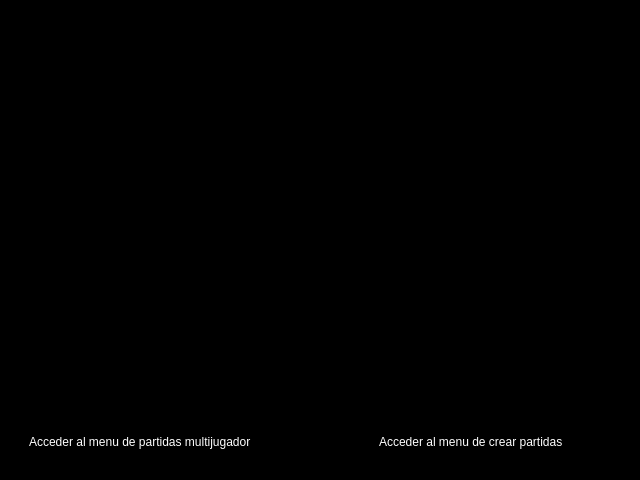
Qt form client/vista/menu_principal.ui (AlanValdevenito/Worms) before a commit.
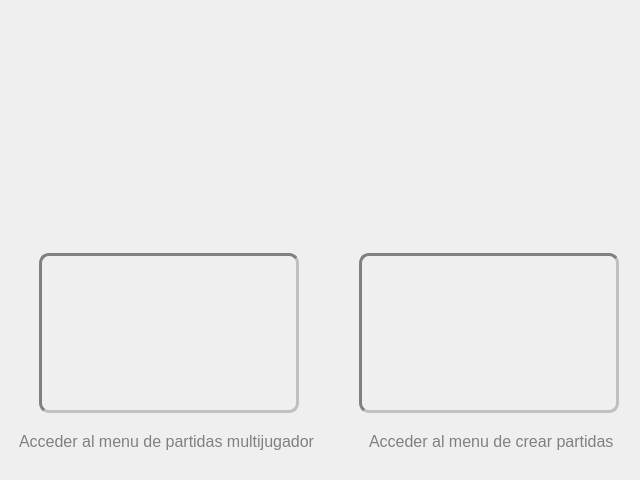
The same form after that commit. Icons and pictures are not drawn.

Commit message:
Trabajando en el menu
- Se agrego un fondo a todos los menu.
- Se cambio el diseño de los botones.
- Se agrego un mismo icono a todas las ventanas.

Patch:
```diff
--- a/client/vista/menu_principal.ui
+++ b/client/vista/menu_principal.ui
@@ -29,7 +29,10 @@
    <string>Worms 2D</string>
   </property>
   <property name="styleSheet">
-   <string notr="true">background-color: black;</string>
+   <string notr="true">QMainWindow { 
+	background-image: url(&quot;/home/alan/Escritorio/Taller-de-Programacion-I/TPs/TP3 - Worms/Worms/client/vista/data/fondo.png&quot;); 
+	background-position: center center;
+}</string>
   </property>
   <widget class="QWidget" name="centralwidget">
    <property name="enabled">
@@ -51,7 +54,7 @@
     <enum>Qt::PreventContextMenu</enum>
    </property>
    <layout class="QGridLayout" name="gridLayout">
-    <item row="0" column="0">
+    <item row="1" column="0">
      <widget class="QFrame" name="frame_2">
       <property name="minimumSize">
        <size>
@@ -66,7 +69,7 @@
        </size>
       </property>
       <property name="frameShape">
-       <enum>QFrame::StyledPanel</enum>
+       <enum>QFrame::NoFrame</enum>
       </property>
       <property name="frameShadow">
        <enum>QFrame::Raised</enum>
@@ -95,7 +98,7 @@
       </widget>
      </widget>
     </item>
-    <item row="1" column="0">
+    <item row="2" column="0">
      <widget class="QFrame" name="frame">
       <property name="enabled">
        <bool>true</bool>
@@ -119,7 +122,7 @@
        </size>
       </property>
       <property name="frameShape">
-       <enum>QFrame::StyledPanel</enum>
+       <enum>QFrame::NoFrame</enum>
       </property>
       <property name="frameShadow">
        <enum>QFrame::Raised</enum>
@@ -147,11 +150,12 @@
        </property>
        <property name="styleSheet">
         <string notr="true">QPushButton {
-	background-image: url(../client/vista/data/network.png);
-	border-style: outset;
-	border-width: 2px;
+
+	background-image: url(&quot;../client/vista/data/network.png&quot;);
+	border-style: inset;
+	border-width: 3px;
 	border-radius: 10px;
-	font: bold 14px;
+	border-color: grey;
 }
 
 QPushButton:pressed {
@@ -186,11 +190,11 @@
        </property>
        <property name="styleSheet">
         <string notr="true">QPushButton {
-	background-image: url(../client/vista/data/multiplayer.png);
-	border-style: outset;
-	border-width: 2px;
+	background-image: url(&quot;../client/vista/data/multiplayer.png&quot;);
+	border-style: inset;
+	border-width: 3px;
 	border-radius: 10px;
-	font: bold 14px;
+	border-color: grey;
 }
 
 QPushButton:pressed {
@@ -205,14 +209,15 @@
       <widget class="QLabel" name="partidasLabel">
        <property name="geometry">
         <rect>
-         <x>20</x>
+         <x>10</x>
          <y>190</y>
-         <width>291</width>
+         <width>301</width>
          <height>17</height>
         </rect>
        </property>
        <property name="styleSheet">
-        <string notr="true">color: rgb(255, 255, 255);</string>
+        <string notr="true">color: grey;
+font: 16px</string>
        </property>
        <property name="text">
         <string>Acceder al menu de partidas multijugador</string>
@@ -221,14 +226,15 @@
       <widget class="QLabel" name="label">
        <property name="geometry">
         <rect>
-         <x>370</x>
+         <x>360</x>
          <y>190</y>
-         <width>231</width>
+         <width>251</width>
          <height>17</height>
         </rect>
        </property>
        <property name="styleSheet">
-        <string notr="true">color: rgb(255, 255, 255);</string>
+        <string notr="true">color: grey;
+font: 16px;</string>
        </property>
        <property name="text">
         <string>Acceder al menu de crear partidas</string>
```
Left out of the diff: 9 changed lines with no effect on the pictures. The commit also changes 11 other files.
